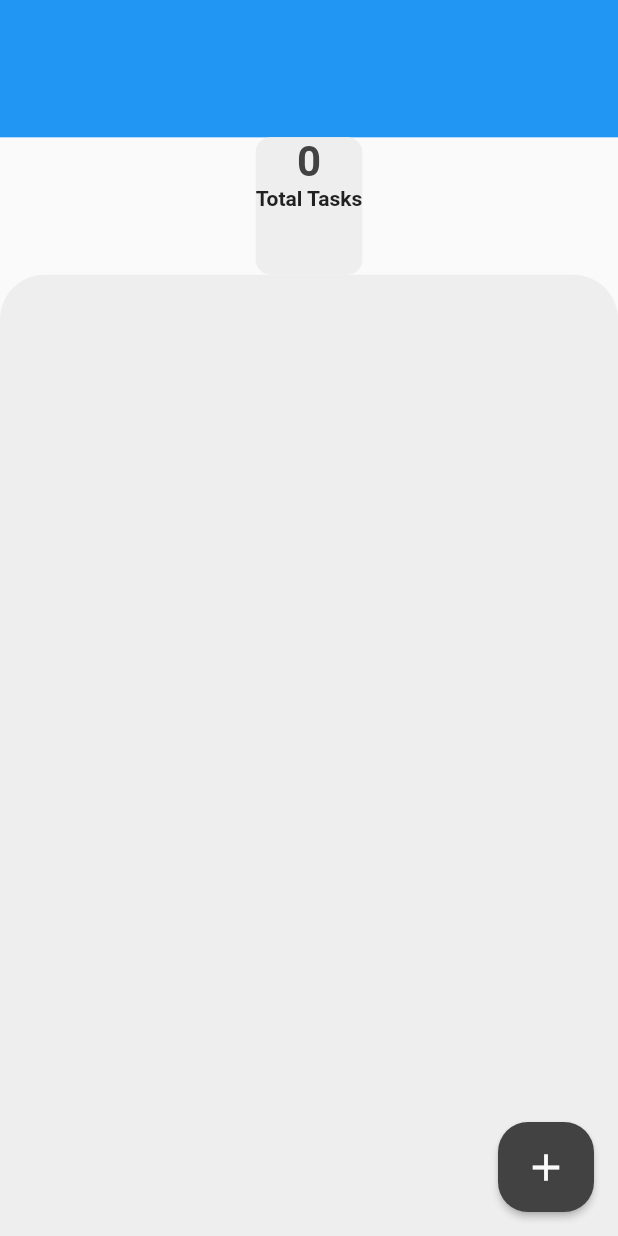
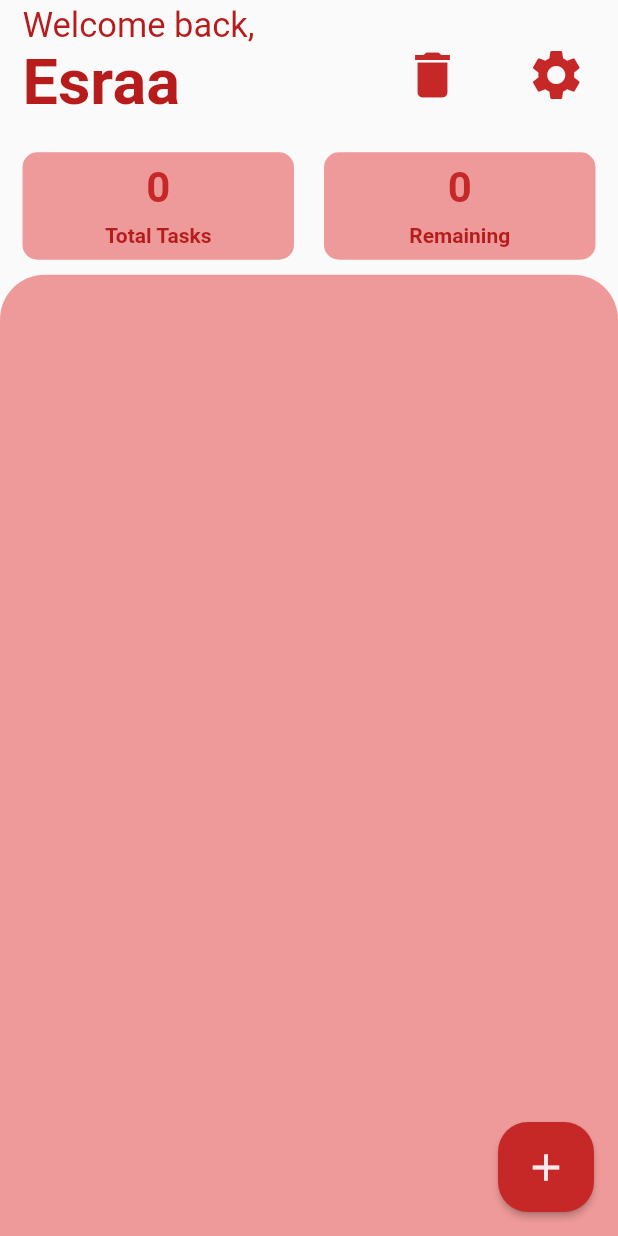
Before and after one commit to Esraa3293/todo_task, a Flutter app: the screen it shows after launch, on a phone screen of 412 x 824 dp. Run offline on Flutter 3.47's test engine with Material 2 defaults, Android fonts, the phone set to English and light mode, and no system bars.

Commit message:
finish app

```diff
--- a/lib/view_models/app_view_model.dart
+++ b/lib/view_models/app_view_model.dart
@@ -6,15 +6,34 @@ class AppViewModel extends ChangeNotifier {
   List<Task> tasks = [];
   User user = User("Esraa");
 
-  Color primary = Colors.grey.shade50;
-  Color onPrimary = Colors.grey.shade200;
-  Color secondary = Colors.grey.shade800;
-  Color onSecondary = Colors.grey.shade900;
+  Color primary = Colors.red.shade50;
+  Color onPrimary = Colors.red.shade200;
+  Color secondary = Colors.red.shade800;
+  Color onSecondary = Colors.red.shade900;
 
   int get numTasks => tasks.length;
 
+  int get numTasksRemaining => tasks.where((task) => !task.complete).length;
+
+  String get username => user.username;
+
   void addTask(Task newTask) {
     tasks.add(newTask);
+    notifyListeners();
+  }
+
+  void updateUsername(String newUsername) {
+    user.username = newUsername;
+    notifyListeners();
+  }
+
+  void deleteAllTasks(){
+    tasks.clear();
+    notifyListeners();
+  }
+
+  void deleteCompletedTasks(){
+    tasks = tasks.where((task) => !task.complete).toList();
     notifyListeners();
   }
 
@@ -22,7 +41,7 @@ class AppViewModel extends ChangeNotifier {
     return tasks[taskIndex].title;
   }
 
-  void deleteTask(int taskIndex){
+  void deleteTask(int taskIndex) {
     tasks.removeAt(taskIndex);
   }
 
--- a/lib/views/add_task_view.dart
+++ b/lib/views/add_task_view.dart
@@ -1,4 +1,5 @@
 import 'package:flutter/material.dart';
+import 'package:flutter/services.dart';
 import 'package:provider/provider.dart';
 import 'package:todo_task/view_models/app_view_model.dart';
 import 'package:todo_task/views/bottom_sheets/add_task_bottom_sheet.dart';
@@ -13,6 +14,7 @@ class AddTaskView extends StatelessWidget {
         height: 60,
         child: ElevatedButton(
           onPressed: () {
+            HapticFeedback.heavyImpact();
             viewModel.bottomSheetBuilder(const AddTaskBottomSheetView(), context);
           },
           style: ElevatedButton.styleFrom(
--- /dev/null
+++ b/lib/views/header_view.dart
@@ -0,0 +1,86 @@
+import 'package:flutter/material.dart';
+import 'package:provider/provider.dart';
+import 'package:todo_task/view_models/app_view_model.dart';
+import 'package:todo_task/views/bottom_sheets/delete_bottom_sheet_view.dart';
+import 'package:todo_task/views/bottom_sheets/settings_bottom_sheet_view.dart';
+
+class HeaderView extends StatelessWidget {
+  const HeaderView({super.key});
+
+  @override
+  Widget build(BuildContext context) {
+    return Consumer<AppViewModel>(
+      builder: (context, viewModel, child) {
+        return Row(
+          children: [
+            Expanded(
+                flex: 3,
+                child: Container(
+                  margin: const EdgeInsets.only(left: 15),
+                  child: Column(
+                    children: [
+                      Expanded(
+                        flex: 1,
+                        child: Align(
+                          alignment: Alignment.bottomLeft,
+                          child: FittedBox(
+                            fit: BoxFit.fitHeight,
+                            child: Text(
+                              "Welcome back,",
+                              style: TextStyle(
+                                  fontSize: 23,
+                                  fontWeight: FontWeight.w400,
+                                  color: viewModel.onSecondary),
+                            ),
+                          ),
+                        ),
+                      ),
+                      Expanded(
+                        flex: 2,
+                        child: Align(
+                          alignment: Alignment.topLeft,
+                          child: FittedBox(
+                            fit: BoxFit.fitHeight,
+                            child: Text(
+                              viewModel.username,
+                              style: TextStyle(
+                                  fontSize: 42,
+                                  fontWeight: FontWeight.bold,
+                                  color: viewModel.onSecondary),
+                            ),
+                          ),
+                        ),
+                      )
+                    ],
+                  ),
+                )),
+            Expanded(
+                flex: 1,
+                child: IconButton(
+                    onPressed: () {
+                      viewModel.bottomSheetBuilder(
+                          const DeleteBottomSheetView(), context);
+                    },
+                    icon: Icon(
+                      Icons.delete,
+                      color: viewModel.secondary,
+                      size: 40,
+                    ))),
+            Expanded(
+                flex: 1,
+                child: IconButton(
+                    onPressed: () {
+                      viewModel.bottomSheetBuilder(
+                          const SettingsBottomSheetView(), context);
+                    },
+                    icon: Icon(
+                      Icons.settings,
+                      color: viewModel.secondary,
+                      size: 40,
+                    ))),
+          ],
+        );
+      },
+    );
+  }
+}
--- a/lib/views/task_info_view.dart
+++ b/lib/views/task_info_view.dart
@@ -10,23 +10,90 @@ class TaskInfoView extends StatelessWidget {
     return Consumer<AppViewModel>(
       builder: (context, viewModel, child) {
         return Container(
+          margin: const EdgeInsets.symmetric(horizontal: 15, vertical: 10),
+          child: Row(
+            children: [
+              Expanded(
+                flex: 1,
+                child: Container(
                   decoration: BoxDecoration(
                       color: viewModel.onPrimary,
                       borderRadius: BorderRadius.circular(10)),
                   child: Column(
                     children: [
-              Text(
+                      Expanded(
+                        flex: 2,
+                        child: Align(
+                          alignment: Alignment.center,
+                          child: FittedBox(
+                            child: Text(
                               "${viewModel.numTasks}",
                               style: TextStyle(
                                   color: viewModel.secondary,
                                   fontSize: 28,
                                   fontWeight: FontWeight.bold),
                             ),
-              Text(
+                          ),
+                        ),
+                      ),
+                      Expanded(
+                        flex: 1,
+                        child: Align(
+                          alignment: Alignment.topCenter,
+                          child: FittedBox(
+                            child: Text(
                               "Total Tasks",
                               style: TextStyle(
                                   color: viewModel.onSecondary, fontWeight: FontWeight.w600),
+                            ),
+                          ),
+                        ),
                       )
+                    ],
+                  ),
+                ),
+              ),
+              const SizedBox(width: 20,),
+              Expanded(
+                flex: 1,
+                child: Container(
+                  decoration: BoxDecoration(
+                      color: viewModel.onPrimary,
+                      borderRadius: BorderRadius.circular(10)),
+                  child: Column(
+                    children: [
+                      Expanded(
+                        flex: 2,
+                        child: Align(
+                          alignment: Alignment.center,
+                          child: FittedBox(
+                            child: Text(
+                              "${viewModel.numTasksRemaining}",
+                              style: TextStyle(
+                                  color: viewModel.secondary,
+                                  fontSize: 28,
+                                  fontWeight: FontWeight.bold),
+                            ),
+                          ),
+                        ),
+                      ),
+                      Expanded(
+                        flex: 1,
+                        child: Align(
+                          alignment: Alignment.topCenter,
+                          child: FittedBox(
+                            child: Text(
+                              "Remaining",
+                              style: TextStyle(
+                                  color: viewModel.onSecondary, fontWeight: FontWeight.w600),
+                            ),
+                          ),
+                        ),
+                      )
+                    ],
+                  ),
+                ),
+              ),
             ],
           ),
         );
--- a/lib/views/task_screen.dart
+++ b/lib/views/task_screen.dart
@@ -1,5 +1,6 @@
 import 'package:flutter/material.dart';
 import 'package:todo_task/views/add_task_view.dart';
+import 'package:todo_task/views/header_view.dart';
 import 'package:todo_task/views/task_info_view.dart';
 import 'package:todo_task/views/task_list_view.dart';
 
@@ -8,29 +9,27 @@ class TaskScreen extends StatelessWidget {
 
   @override
   Widget build(BuildContext context) {
-    return Scaffold(
+    return const Scaffold(
       body: SafeArea(
         bottom: false,
         child: Column(
           children: [
             Expanded(
               flex: 1,
-              child: Container(
-                color: Colors.blue,
-              ),
+              child: HeaderView(),
             ),
-            const Expanded(
+            Expanded(
               flex: 1,
               child: TaskInfoView()
             ),
-            const Expanded(
+            Expanded(
               flex: 7,
               child: TaskListView()
             ),
           ],
         ),
       ),
-      floatingActionButton: const AddTaskView(),
+      floatingActionButton: AddTaskView(),
     );
   }
 }
```
Also changed, not shown: lib/views/bottom_sheets/delete_bottom_sheet_view.dart (added, +56 -0 lines), lib/views/bottom_sheets/settings_bottom_sheet_view.dart (added, +59 -0 lines). Lines whose indentation alone changed are shown as unchanged.
